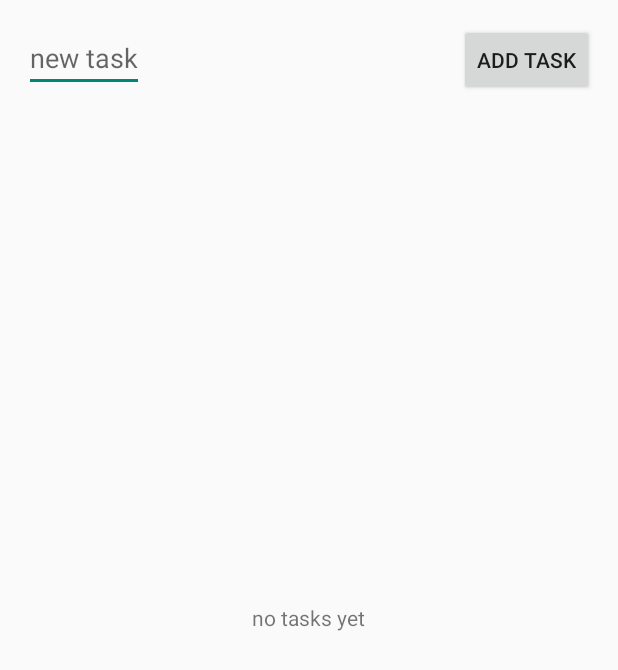
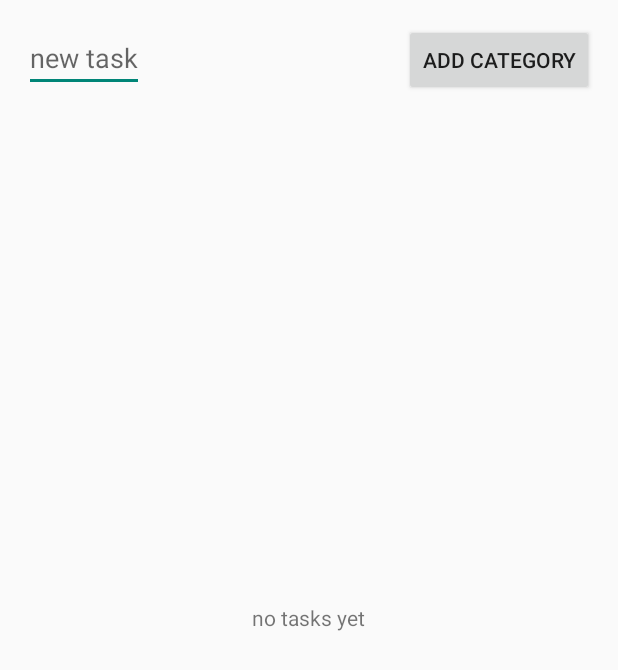
Before and after one commit to haleyharrison/todo_list_android, an Android app: the CategoryActivity screen opened directly, with no data from a screen before it, on a phone screen of 412 x 824 dp. Shown: the top 670 px of the screen. Run offline under Robolectric (Android 15) with nearby library versions, the phone set to English and light mode, and no system bars; libraries missing offline, so code that uses them is left out: com.activeandroid, com.activeandroid.annotation, com.activeandroid.query; 2 statements that could not run were skipped.

Commit message:
layout fix

```diff
--- a/app/src/main/res/layout/activity_category.xml
+++ b/app/src/main/res/layout/activity_category.xml
@@ -12,7 +12,7 @@
     <Button
         android:layout_width="wrap_content"
         android:layout_height="wrap_content"
-        android:text="add task"
+        android:text="add category"
         android:id="@+id/newTaskButton"
         android:layout_alignParentRight="true"
         android:layout_alignParentEnd="true"
```
